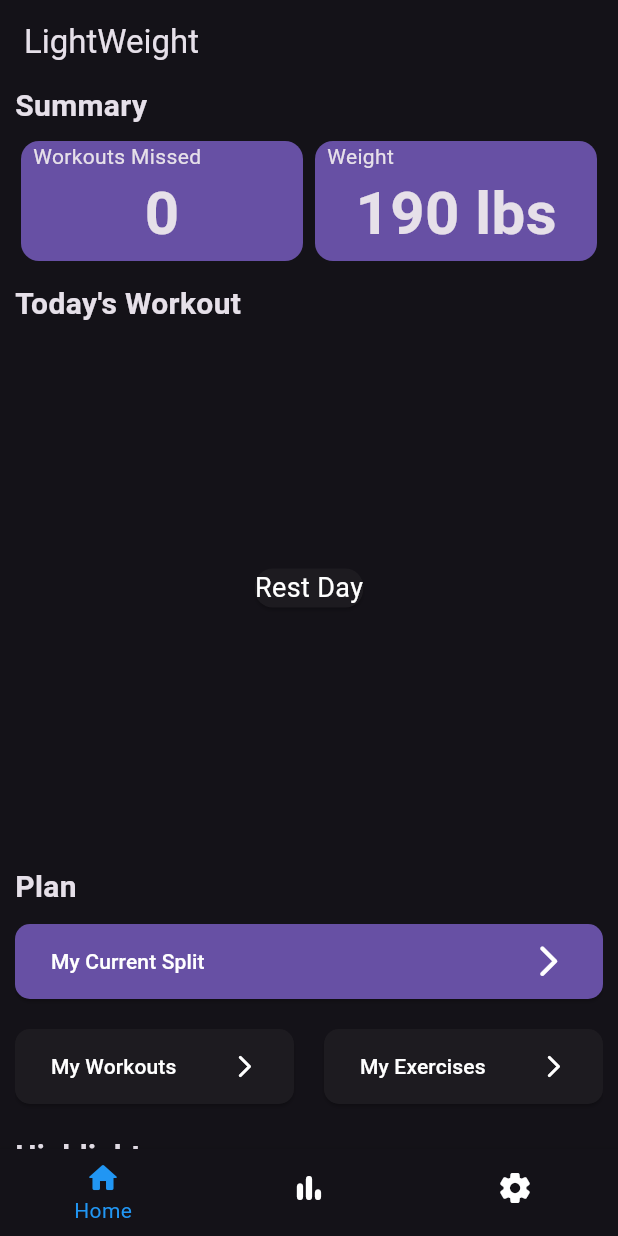
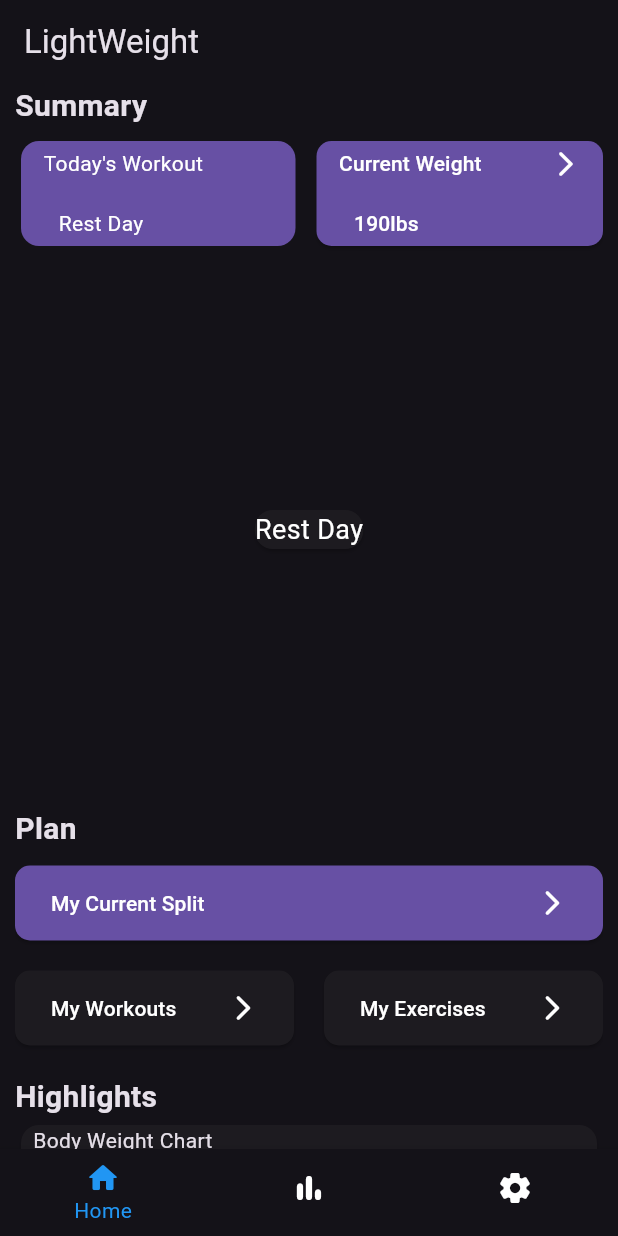
Before and after one commit to BrandonGatewood/LightWeight, a Flutter app: the screen it shows after launch, on a phone screen of 412 x 824 dp. Run offline on Flutter 3.47's test engine with Material 3 defaults, Android fonts, the phone set to English and light mode, and no system bars; our stand-ins replace fl_chart, sqflite; accounts and stored records are empty.

Commit message:
Changed layout of homepage

```diff
--- a/lightweight_app/lib/bottom_navbar/home_page.dart
+++ b/lightweight_app/lib/bottom_navbar/home_page.dart
@@ -1,5 +1,6 @@
 import "package:flutter/material.dart";
 import 'package:lightweight_app/db_helper/current_split_db.dart';
+import 'package:lightweight_app/db_helper/workout_db.dart';
 import 'home_page_widgets/summary_widget.dart';
 import 'home_page_widgets/plan_widget.dart';
 import 'home_page_widgets/highlight_widget.dart';
@@ -50,7 +51,8 @@ class _HomePage extends State<HomePage> {
         padding: const EdgeInsets.symmetric(horizontal: 10),
         child: ListView(
           children: <Widget>[
-            homepageSections('Summary', 0),
+            summarySection(),
+            //homepageSections('Summary', 0),
             todaysWorkoutOverviewSection(),
             planSection(),
             //homepageSections('Today\'s Workout', 1),
@@ -62,8 +64,8 @@ class _HomePage extends State<HomePage> {
     );
   }
 
-  Widget todaysWorkoutOverviewSection() {
-    int todayIndex = DateTime.now().weekday - 1;
+  Widget summarySection() {
+    Workout workout = getTodaysWorkout();
 
     return Padding(
       padding: const EdgeInsets.only(bottom: 10),
@@ -72,13 +74,21 @@ class _HomePage extends State<HomePage> {
           Align(
             alignment: Alignment.topLeft,
             child: Text(
-              'Today\'s Workout',
+              'Summary',
               style: header(),
             ),
           ),
-          WorkoutOverview(todaysWorkout: myCurrentSplit.workoutList[todayIndex]),
+          Summary(workoutName: workout.name),
         ],
-      )
+      ),
+    );
+
+  }
+
+  Widget todaysWorkoutOverviewSection() {
+    return Padding(
+      padding: const EdgeInsets.only(bottom: 10),
+      child: WorkoutOverview(todaysWorkout: getTodaysWorkout()),
     );
   }
 
@@ -107,12 +117,7 @@ class _HomePage extends State<HomePage> {
   Widget homepageSections(String title, int selection) {
     Widget section;
 
-    if(selection == 0) {
-      section = const Summary();
-    }
-    else {
       section = const Highlight();
-    }
 
     return Padding(
       padding: const EdgeInsets.only(bottom: 10),
@@ -140,4 +145,9 @@ class _HomePage extends State<HomePage> {
       fontWeight: FontWeight.bold,
     );
   }
+
+  Workout getTodaysWorkout() {
+    int todayIndex = DateTime.now().weekday - 1;
+    return myCurrentSplit.workoutList[todayIndex];
+  }
 }
--- a/lightweight_app/lib/bottom_navbar/home_page_widgets/plan_widget.dart
+++ b/lightweight_app/lib/bottom_navbar/home_page_widgets/plan_widget.dart
@@ -126,9 +126,7 @@ class Plan extends StatelessWidget {
             style: Styles().content(),
           ),
           const Spacer(),
-          const Icon(Icons.arrow_forward_ios_rounded,
-            color: Colors.white,
-          ),
+          MyIcons().forwardArrowIcon(),
         ],
       ),
     );
--- a/lightweight_app/lib/bottom_navbar/home_page_widgets/summary_widget.dart
+++ b/lightweight_app/lib/bottom_navbar/home_page_widgets/summary_widget.dart
@@ -1,12 +1,20 @@
 import "package:flutter/material.dart";
+import "package:lightweight_app/icons.dart";
+import "package:lightweight_app/styles.dart";
 
 class Summary extends StatelessWidget {
-  const Summary({super.key});
+  const Summary({
+    super.key,
+    required this.workoutName,
+  });
+
+  final String workoutName;
 
   @override
   Widget build(BuildContext context) {
-    return Column(
-      crossAxisAlignment: CrossAxisAlignment.start,
+    return
+       Column(
+      //crossAxisAlignment: CrossAxisAlignment.start,
       children: <Widget>[
         Padding(
           padding: const EdgeInsets.only(top: 5),
@@ -14,18 +22,125 @@ class Summary extends StatelessWidget {
             children: <Widget>[
               // Todays Workout
               Expanded(
-                child: getMissedWorkouts(context),
+                child: summaryCard(context, 'Today\'s Workout', workoutName),
+              ),
+              const Padding(
+                padding: EdgeInsets.all(5)
               ),
               // Weight
               Expanded(
-                child: getWeight(context),
+                child: healthButtonCard(context),
               ),
             ],
           ),
-        )
+        ),
       ],
     );
   }
+
+  // Function to generate buttonCard
+  ElevatedButton healthButtonCard(BuildContext context) {
+    return ElevatedButton(
+      style: ButtonStyle(
+        shape: MaterialStateProperty.all<RoundedRectangleBorder>(
+          RoundedRectangleBorder(
+            borderRadius: BorderRadius.circular(10),
+          ),
+        ),
+        backgroundColor: MaterialStateProperty.all(Theme.of(context).colorScheme.inversePrimary),
+        padding: MaterialStateProperty.all(EdgeInsets.zero),
+      ),
+      onPressed: () {
+      },
+      child: SizedBox(
+        height: 70,
+        child: Padding(
+          padding: const EdgeInsets.symmetric(vertical: 5, horizontal: 15),
+          child: Column(
+            crossAxisAlignment: CrossAxisAlignment.start,
+            children: <Widget>[
+              Row(
+                children: <Widget>[
+                  Text(
+                    'Current Weight',
+                    style: Styles().content(),
+                  ),
+                  const Spacer(),
+                  MyIcons().forwardArrowIcon(),
+                ],
+              ),
+              const Spacer(),
+              Padding(
+                padding: const EdgeInsets.only(left: 10),
+                child: Text(
+                  '190lbs',
+                  style: Styles().content(),
+                ),
+              ),
+            ],
+          ),
+        ),
+      ),
+    );
+  }
+
+  // Function to generate a card for the summary section
+  Card summaryCard(BuildContext context, String title, String content) {
+    return Card(
+      elevation: 0,
+      color: Theme.of(context).colorScheme.inversePrimary,
+      child: SizedBox(
+        height: 70,
+        child: Padding(
+          padding: const EdgeInsets.symmetric(vertical: 5, horizontal: 15),
+          child: Column(
+            crossAxisAlignment: CrossAxisAlignment.start,
+            children: <Widget>[
+              Text(
+                title,
+                style: Styles().content(),
+              ),
+              const Spacer(),
+              Padding(
+                padding: const EdgeInsets.only(left: 10),
+                child: Text(
+                  content,
+                  style: Styles().content(),
+                ),
+              ),
+            ],
+          ),
+        ),
+      ),
+    );
+  }
+
+
+
+
+
+
+
+
+
+
+
+
+
+
+
+
+
+
+
+
+
+
+
+
+
+
+
 
   /*
     Function to find users weight and returns a summaryCard.
@@ -46,51 +161,4 @@ class Summary extends StatelessWidget {
 
     return summaryCard(context, 'Workouts Missed', content);
   }
-
-  /*
-    Function to generate a card for the summary section
-  */
-  Widget summaryCard(BuildContext context, String title, String content) {
-    return Card(
-      elevation: 0,
-      color: Theme.of(context).colorScheme.inversePrimary,
-      child: SizedBox(
-        height: 80,
-        child: Column(
-          children: <Widget>[
-            Align(
-              alignment: Alignment.topLeft,
-              child:
-                Padding(
-                  padding: const EdgeInsets.only(left: 8),
-                  child: Text(
-                    title,
-                    style: titleStyle(),
-                  ),
-                ),
-            ),
-            Text(
-              content,
-              style: contentStyle(),
-            ),
-          ],
-        ),
-      ),
-    );
-  }
-
-  /*
-    Reusable Function to style texts
-  */
-  TextStyle contentStyle() {
-    return const TextStyle(
-      fontSize: 40,
-      fontWeight: FontWeight.bold,
-    );
-  }
-  TextStyle titleStyle() {
-    return const TextStyle(
-      fontSize: 14,
-    );
-  }
 }
--- a/lightweight_app/lib/icons.dart
+++ b/lightweight_app/lib/icons.dart
@@ -29,7 +29,7 @@ class MyIcons {
     return const Icon(
       Icons.arrow_forward_ios_rounded,
       color: Colors.white,
-      size: 25,
+      size: 20,
     );
   }
 
```
